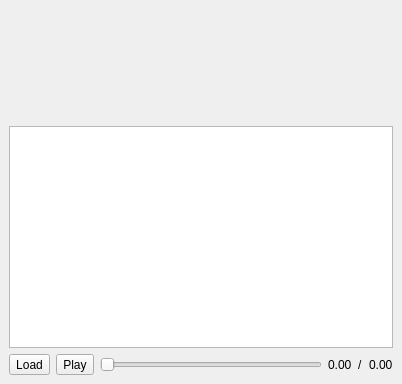
First picture: the form in gui/ui/mainwindow.ui, repository n0spaces/MorshuTalk, before the edit.
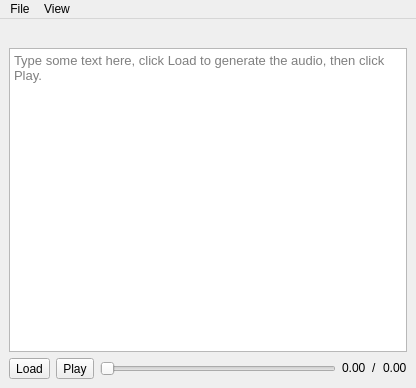
Second picture: the form after the edit. Icons and pictures are not drawn.

```diff
--- a/gui/ui/mainwindow.ui
+++ b/gui/ui/mainwindow.ui
@@ -6,51 +6,108 @@
    <rect>
     <x>0</x>
     <y>0</y>
-    <width>402</width>
-    <height>384</height>
+    <width>416</width>
+    <height>388</height>
    </rect>
   </property>
   <property name="windowTitle">
    <string>MorshuTalk</string>
   </property>
   <widget class="QWidget" name="centralwidget">
-   <layout class="QGridLayout" name="gridLayout">
-    <item row="3" column="0">
+   <layout class="QVBoxLayout" name="verticalLayout_2">
+    <item>
+     <layout class="QHBoxLayout" name="layout_sprite">
+      <item>
+       <spacer name="horizontalSpacer">
+        <property name="orientation">
+         <enum>Qt::Horizontal</enum>
+        </property>
+        <property name="sizeHint" stdset="0">
+         <size>
+          <width>0</width>
+          <height>0</height>
+         </size>
+        </property>
+       </spacer>
+      </item>
+      <item>
+       <widget class="QLabel" name="lbl_sprite">
+        <property name="text">
+         <string/>
+        </property>
+        <property name="pixmap">
+         <pixmap resource="../res/res.qrc">:/sprites/82.png</pixmap>
+        </property>
+        <property name="scaledContents">
+         <bool>true</bool>
+        </property>
+        <property name="alignment">
+         <set>Qt::AlignCenter</set>
+        </property>
+        <property name="textInteractionFlags">
+         <set>Qt::NoTextInteraction</set>
+        </property>
+       </widget>
+      </item>
+      <item>
+       <spacer name="horizontalSpacer_2">
+        <property name="orientation">
+         <enum>Qt::Horizontal</enum>
+        </property>
+        <property name="sizeHint" stdset="0">
+         <size>
+          <width>0</width>
+          <height>0</height>
+         </size>
+        </property>
+       </spacer>
+      </item>
+     </layout>
+    </item>
+    <item>
+     <widget class="QTextEdit" name="textedit">
+      <property name="sizePolicy">
+       <sizepolicy hsizetype="Preferred" vsizetype="Expanding">
+        <horstretch>0</horstretch>
+        <verstretch>0</verstretch>
+       </sizepolicy>
+      </property>
+      <property name="font">
+       <font>
+        <pointsize>10</pointsize>
+       </font>
+      </property>
+      <property name="tabChangesFocus">
+       <bool>true</bool>
+      </property>
+      <property name="acceptRichText">
+       <bool>false</bool>
+      </property>
+      <property name="placeholderText">
+       <string>Type some text here, click Load to generate the audio, then click Play.</string>
+      </property>
+     </widget>
+    </item>
+    <item>
+     <layout class="QHBoxLayout" name="layout_playback">
+      <property name="sizeConstraint">
+       <enum>QLayout::SetDefaultConstraint</enum>
+      </property>
+      <item>
      <widget class="QToolButton" name="btn_load">
       <property name="text">
        <string>Load</string>
       </property>
      </widget>
     </item>
-    <item row="3" column="1">
+      <item>
      <widget class="QToolButton" name="btn_play">
       <property name="text">
        <string>Play</string>
       </property>
      </widget>
     </item>
-    <item row="3" column="4">
-     <widget class="QLabel" name="label">
-      <property name="text">
-       <string>/</string>
-      </property>
-     </widget>
-    </item>
-    <item row="1" column="0" rowspan="2" colspan="6">
-     <widget class="QTextEdit" name="textedit">
-      <property name="html">
-       <string>&lt;!DOCTYPE HTML PUBLIC &quot;-//W3C//DTD HTML 4.0//EN&quot; &quot;http://www.w3.org/TR/REC-html40/strict.dtd&quot;&gt;
-&lt;html&gt;&lt;head&gt;&lt;meta name=&quot;qrichtext&quot; content=&quot;1&quot; /&gt;&lt;style type=&quot;text/css&quot;&gt;
-p, li { white-space: pre-wrap; }
-&lt;/style&gt;&lt;/head&gt;&lt;body style=&quot; font-family:'MS Shell Dlg 2'; font-size:8.25pt; font-weight:400; font-style:normal;&quot;&gt;
-&lt;p style=&quot;-qt-paragraph-type:empty; margin-top:0px; margin-bottom:0px; margin-left:0px; margin-right:0px; -qt-block-indent:0; text-indent:0px;&quot;&gt;&lt;br /&gt;&lt;/p&gt;&lt;/body&gt;&lt;/html&gt;</string>
-      </property>
-      <property name="acceptRichText">
-       <bool>false</bool>
-      </property>
-     </widget>
-    </item>
-    <item row="3" column="2">
+      <item>
      <widget class="QSlider" name="slider">
       <property name="maximum">
        <number>0</number>
@@ -66,35 +123,46 @@
       </property>
      </widget>
     </item>
-    <item row="3" column="5">
-     <widget class="QLabel" name="lbl_time_end">
-      <property name="text">
-       <string>0.00</string>
-      </property>
-     </widget>
-    </item>
-    <item row="3" column="3">
+      <item>
      <widget class="QLabel" name="lbl_time">
+        <property name="sizePolicy">
+         <sizepolicy hsizetype="Preferred" vsizetype="Fixed">
+          <horstretch>0</horstretch>
+          <verstretch>0</verstretch>
+         </sizepolicy>
+        </property>
       <property name="text">
        <string>0.00</string>
       </property>
      </widget>
     </item>
-    <item row="0" column="0" colspan="6">
-     <widget class="QLabel" name="lbl_sprite">
+      <item>
+       <widget class="QLabel" name="label">
+        <property name="sizePolicy">
+         <sizepolicy hsizetype="Preferred" vsizetype="Fixed">
+          <horstretch>0</horstretch>
+          <verstretch>0</verstretch>
+         </sizepolicy>
+        </property>
       <property name="text">
-       <string/>
-      </property>
-      <property name="pixmap">
-       <pixmap resource="../res/res.qrc">:/sprites/82.png</pixmap>
-      </property>
-      <property name="scaledContents">
-       <bool>true</bool>
-      </property>
-      <property name="textInteractionFlags">
-       <set>Qt::NoTextInteraction</set>
-      </property>
-     </widget>
+         <string>/</string>
+        </property>
+       </widget>
+      </item>
+      <item>
+       <widget class="QLabel" name="lbl_time_end">
+        <property name="sizePolicy">
+         <sizepolicy hsizetype="Preferred" vsizetype="Fixed">
+          <horstretch>0</horstretch>
+          <verstretch>0</verstretch>
+         </sizepolicy>
+        </property>
+        <property name="text">
+         <string>0.00</string>
+        </property>
+       </widget>
+      </item>
+     </layout>
     </item>
    </layout>
   </widget>
@@ -103,11 +171,38 @@
     <rect>
      <x>0</x>
      <y>0</y>
-     <width>402</width>
+     <width>416</width>
      <height>21</height>
     </rect>
    </property>
-  </widget>
+   <widget class="QMenu" name="menu_view">
+    <property name="title">
+     <string>View</string>
+    </property>
+    <addaction name="action_view_sprite"/>
+   </widget>
+   <widget class="QMenu" name="menu_file">
+    <property name="title">
+     <string>File</string>
+    </property>
+    <addaction name="action_quit"/>
+   </widget>
+   <addaction name="menu_file"/>
+   <addaction name="menu_view"/>
+  </widget>
+  <action name="action_view_sprite">
+   <property name="checkable">
+    <bool>true</bool>
+   </property>
+   <property name="text">
+    <string>Morshu</string>
+   </property>
+  </action>
+  <action name="action_quit">
+   <property name="text">
+    <string>Quit</string>
+   </property>
+  </action>
  </widget>
  <resources>
   <include location="../res/res.qrc"/>
```
Left out of the diff: 35 changed lines with no effect on the pictures. Lines whose indentation alone changed are shown as unchanged.
